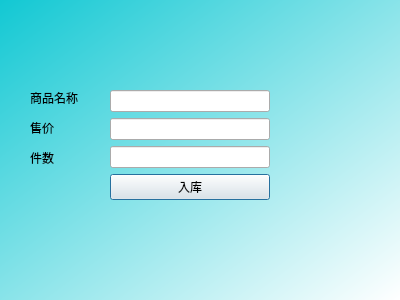
This is addgoods.ui in 425zekunwang/QtHomeWork as Qt 5 draws it before an edit. The edited form follows.
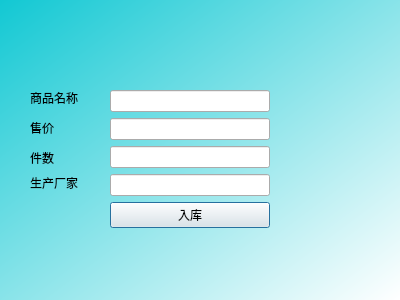
This is the edited form.

Patch:
```diff
--- a/addgoods.ui
+++ b/addgoods.ui
@@ -19,7 +19,7 @@
      <x>110</x>
      <y>90</y>
      <width>160</width>
-     <height>111</height>
+     <height>138</height>
     </rect>
    </property>
    <layout class="QVBoxLayout" name="verticalLayout">
@@ -32,6 +32,9 @@
     <item>
      <widget class="QLineEdit" name="lineEdit_3"/>
     </item>
+    <item>
+     <widget class="QLineEdit" name="lineEdit_4"/>
+    </item>
     <item>
      <widget class="QPushButton" name="pushButton">
       <property name="text">
@@ -96,11 +99,25 @@
     <string/>
    </property>
   </widget>
+  <widget class="QLabel" name="label_5">
+   <property name="geometry">
+    <rect>
+     <x>30</x>
+     <y>175</y>
+     <width>68</width>
+     <height>15</height>
+    </rect>
+   </property>
+   <property name="text">
+    <string>生产厂家</string>
+   </property>
+  </widget>
   <zorder>label_4</zorder>
   <zorder>verticalLayoutWidget</zorder>
   <zorder>label</zorder>
   <zorder>label_2</zorder>
   <zorder>label_3</zorder>
+  <zorder>label_5</zorder>
  </widget>
  <resources/>
  <connections/>
```
